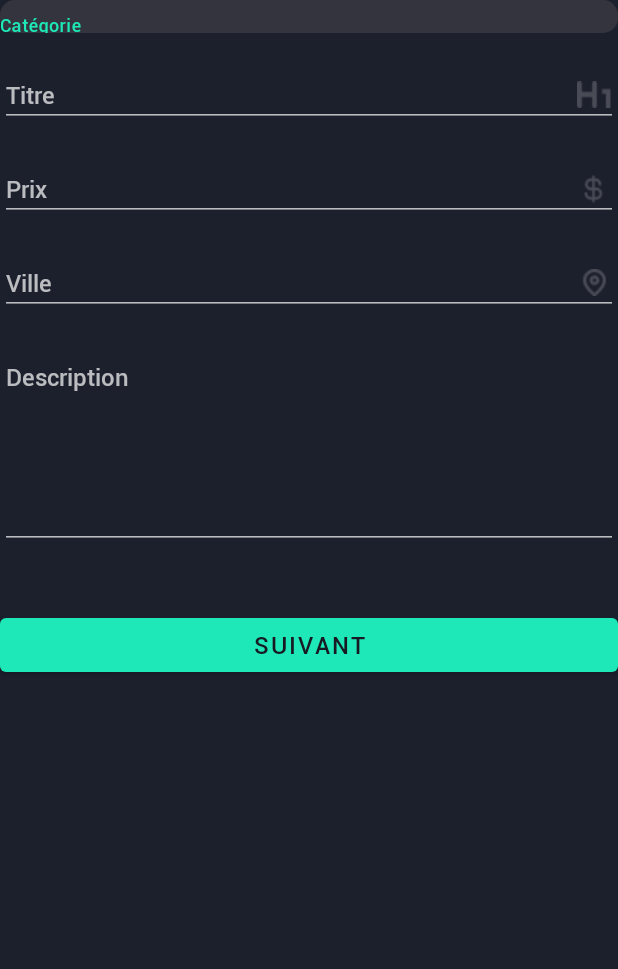
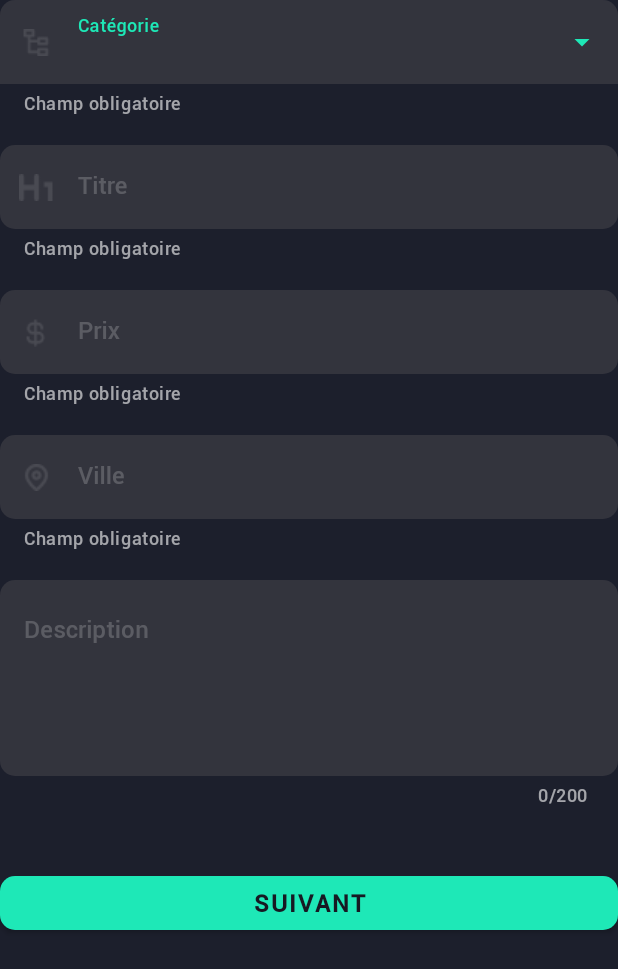
Before and after one commit to 1visible/Vitreen, an Android app: the layout fragment_adding1.xml on its own in the app's theme, with its tools: preview values and no code run, on a phone screen of 412 x 824 dp. Shown: the top 969 px of the screen. Run offline under Robolectric (Android 15) with nearby library versions, the phone set to English and light mode, and no system bars.

Commit message:
F22: Theme rewrite v0.3

```diff
--- a/app/src/main/java/c0d3/vitreen/app/fragments/profile/ProfileFragment.kt
+++ b/app/src/main/java/c0d3/vitreen/app/fragments/profile/ProfileFragment.kt
@@ -1,6 +1,7 @@
 package c0d3.vitreen.app.fragments.profile
 
 import android.os.Bundle
+import android.util.Log
 import android.view.MenuItem
 import android.view.View
 import androidx.core.content.ContextCompat
@@ -10,7 +11,10 @@ import c0d3.vitreen.app.models.dto.UserDTO
 import c0d3.vitreen.app.models.dto.sdto.ProductSDTO
 import c0d3.vitreen.app.utils.Constants
 import c0d3.vitreen.app.utils.VFragment
+import com.google.android.gms.tasks.OnFailureListener
+import com.google.android.gms.tasks.OnSuccessListener
 import kotlinx.android.synthetic.main.fragment_profile.*
+
 
 class ProfileFragment : VFragment(
         R.layout.fragment_profile,
@@ -27,6 +31,7 @@ class ProfileFragment : VFragment(
 
     override fun onViewCreated(view: View, savedInstanceState: Bundle?) {
         super.onViewCreated(view, savedInstanceState)
+
         usersCollection
             .whereEqualTo("emailAddress", user!!.email)
             .get()
--- a/app/src/main/res/layout/fragment_adding1.xml
+++ b/app/src/main/res/layout/fragment_adding1.xml
@@ -1,75 +1,104 @@
 <?xml version="1.0" encoding="utf-8"?>
 <LinearLayout
     xmlns:android="http://schemas.android.com/apk/res/android"
+    xmlns:app="http://schemas.android.com/apk/res-auto"
     xmlns:tools="http://schemas.android.com/tools"
     android:layout_width="match_parent"
     android:layout_height="match_parent"
     android:orientation="vertical"
     tools:context=".fragments.adding.Adding1Fragment">
 
+    <!-- Category input -->
     <com.google.android.material.textfield.TextInputLayout
         android:id="@+id/textInputCategory"
+        style="@style/Vitreen.TextInputLayout.ExposedDropdownMenu"
         android:layout_width="match_parent"
         android:layout_height="wrap_content"
         android:layout_marginBottom="@dimen/spacing_md"
-        android:hint="@string/product_category">
-
+        app:startIconDrawable="@drawable/icon_tree"
+        app:helperText="@string/required_input"
+        app:helperTextEnabled="true"
+        app:errorEnabled="true"
+        android:hint="@string/product_category" >
         <AutoCompleteTextView
             android:layout_width="match_parent"
             android:layout_height="wrap_content"
             android:inputType="none"
-            android:textColor="@color/white"
             tools:ignore="LabelFor" />
-
     </com.google.android.material.textfield.TextInputLayout>
 
-    <EditText
+    <!-- Title input -->
+    <com.google.android.material.textfield.TextInputLayout
         android:id="@+id/editTextTitle"
         android:layout_width="match_parent"
         android:layout_height="wrap_content"
-        android:drawableRight="@drawable/icon_header"
-        android:drawableEnd="@drawable/icon_header"
         android:layout_marginBottom="@dimen/spacing_md"
-        android:hint="@string/product_title"
-        android:importantForAutofill="no"
+        app:startIconDrawable="@drawable/icon_header"
+        app:helperText="@string/required_input"
+        app:helperTextEnabled="true"
+        app:errorEnabled="true"
+        android:hint="@string/product_title" >
+        <com.google.android.material.textfield.TextInputEditText
+            android:layout_width="match_parent"
+            android:layout_height="wrap_content"
             android:inputType="text" />
+    </com.google.android.material.textfield.TextInputLayout>
 
-    <EditText
+    <!-- Price input -->
+    <com.google.android.material.textfield.TextInputLayout
         android:id="@+id/editTextPrice"
         android:layout_width="match_parent"
         android:layout_height="wrap_content"
-        android:drawableRight="@drawable/icon_money"
-        android:drawableEnd="@drawable/icon_money"
         android:layout_marginBottom="@dimen/spacing_md"
-        android:hint="@string/product_price"
-        android:importantForAutofill="no"
+        app:startIconDrawable="@drawable/icon_money"
+        app:helperText="@string/required_input"
+        app:helperTextEnabled="true"
+        app:errorEnabled="true"
+        android:hint="@string/product_price" >
+        <com.google.android.material.textfield.TextInputEditText
+            android:layout_width="match_parent"
+            android:layout_height="wrap_content"
             android:inputType="numberDecimal" />
+    </com.google.android.material.textfield.TextInputLayout>
 
-    <EditText
+    <!-- Location input -->
+    <com.google.android.material.textfield.TextInputLayout
         android:id="@+id/editTextLocation"
         android:layout_width="match_parent"
         android:layout_height="wrap_content"
-        android:drawableRight="@drawable/icon_location"
-        android:drawableEnd="@drawable/icon_location"
         android:layout_marginBottom="@dimen/spacing_md"
-        android:hint="@string/product_location"
-        android:importantForAutofill="no"
+        app:startIconDrawable="@drawable/icon_location"
+        app:helperText="@string/required_input"
+        app:helperTextEnabled="true"
+        app:errorEnabled="true"
+        android:hint="@string/product_location" >
+        <com.google.android.material.textfield.TextInputEditText
+            android:layout_width="match_parent"
+            android:layout_height="wrap_content"
             android:inputType="text" />
+    </com.google.android.material.textfield.TextInputLayout>
 
-    <EditText
+    <!-- Description input -->
+    <com.google.android.material.textfield.TextInputLayout
         android:id="@+id/editTextDescription"
         android:layout_width="match_parent"
         android:layout_height="wrap_content"
+        app:counterEnabled="true"
+        app:counterMaxLength="200"
         android:layout_marginBottom="@dimen/spacing_lg"
-        android:hint="@string/product_description"
+        android:hint="@string/product_description" >
+        <com.google.android.material.textfield.TextInputEditText
+            android:layout_width="match_parent"
+            android:layout_height="wrap_content"
+            android:inputType="textMultiLine"
             android:gravity="top|start"
-        android:inputType="textMultiLine"
-        android:lines="6"
+            android:minLines="5"
+            android:maxLength="200"
             android:overScrollMode="always"
             android:scrollbarStyle="insideInset"
             android:scrollbars="vertical"
-        android:scrollHorizontally="false"
-        android:importantForAutofill="no" />
+            android:scrollHorizontally="false" />
+    </com.google.android.material.textfield.TextInputLayout>
 
     <Button
         android:id="@+id/buttonToAdding2"
--- a/app/src/main/res/values/styles.xml
+++ b/app/src/main/res/values/styles.xml
@@ -39,15 +39,28 @@
         <item name="android:textColorHint">@color/white_20</item>
     </style>
 
+    <!-- ExposedDropdownMenu style -->
+    <style name="Vitreen.TextInputLayout.ExposedDropdownMenu" parent="Widget.MaterialComponents.TextInputLayout.FilledBox.ExposedDropdownMenu">
+        <item name="shapeAppearance">@style/Vitreen.ShapeAppearance</item>
+        <item name="boxStrokeWidth">0dp</item>
+        <item name="boxStrokeWidthFocused">0dp</item>
+        <item name="android:textColorHint">@color/white_20</item>
+    </style>
+
+    <!-- ImageButton style -->
+    <style name="Vitreen.ImageButton" parent="Widget.AppCompat.ImageButton">
+        <item name="android:background">@color/fui_transparent</item>
+        <item name="android:padding">@dimen/spacing_sm</item>
+    </style>
+
     <!-- Button style -->
-    <style name="Vitreen.Button" parent="@android:style/Widget.Button">
-        <item name="android:background">@drawable/rounded_button</item>
-        <item name="android:padding">15dp</item>
+    <style name="Vitreen.Button" parent="Widget.MaterialComponents.Button">
+        <item name="cornerRadius">@dimen/spacing_sm</item>
         <item name="android:textStyle">bold</item>
     </style>
 
     <!-- TextButton style -->
-    <style name="Vitreen.Button.Text" parent="@android:style/Widget.Button">
+    <style name="Vitreen.Button.Text" parent="Widget.MaterialComponents.Button">
         <item name="android:background">@color/fui_transparent</item>
         <item name="android:padding">5dp</item>
         <item name="android:textStyle">bold</item>
--- a/app/src/main/res/values/themes.xml
+++ b/app/src/main/res/values/themes.xml
@@ -17,7 +17,8 @@
         <item name="materialCardViewStyle">@style/Vitreen.CardView</item>
         <item name="bottomNavigationStyle">@style/Vitreen.BottomNavigationView</item>
         <item name="textInputStyle">@style/Vitreen.TextInputLayout</item>
-        <item name="buttonStyle">@style/Vitreen.Button</item>
+        <item name="materialButtonStyle">@style/Vitreen.Button</item>
+        <item name="imageButtonStyle">@style/Vitreen.ImageButton</item>
         <!-- Font -->
         <item name="fontFamily">@font/roboto</item>
         <item name="android:fontFamily">@font/roboto</item>
```
Also changed, not shown: app/src/main/java/c0d3/vitreen/app/utils/VFragment.kt (+20 -10 lines), app/src/main/res/layout/fragment_adding2.xml (+38 -37 lines), app/src/main/res/layout/fragment_error.xml (deleted, +0 -19 lines), app/src/main/res/layout/fragment_register2.xml (+16 -10 lines). Lines whose indentation alone changed are shown as unchanged.
